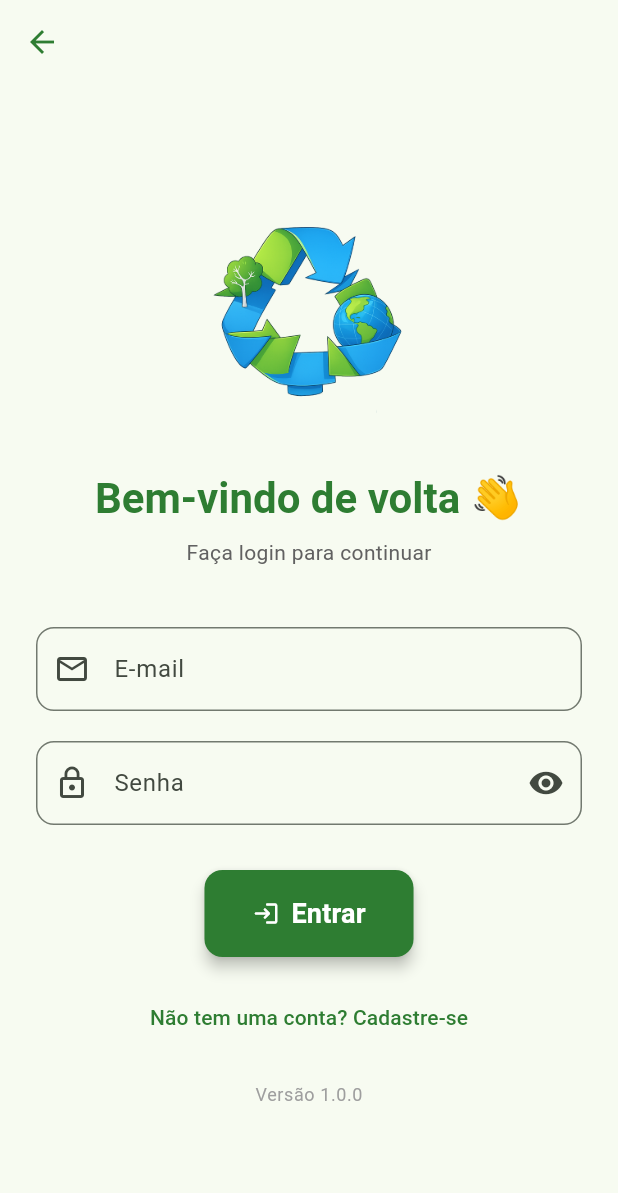
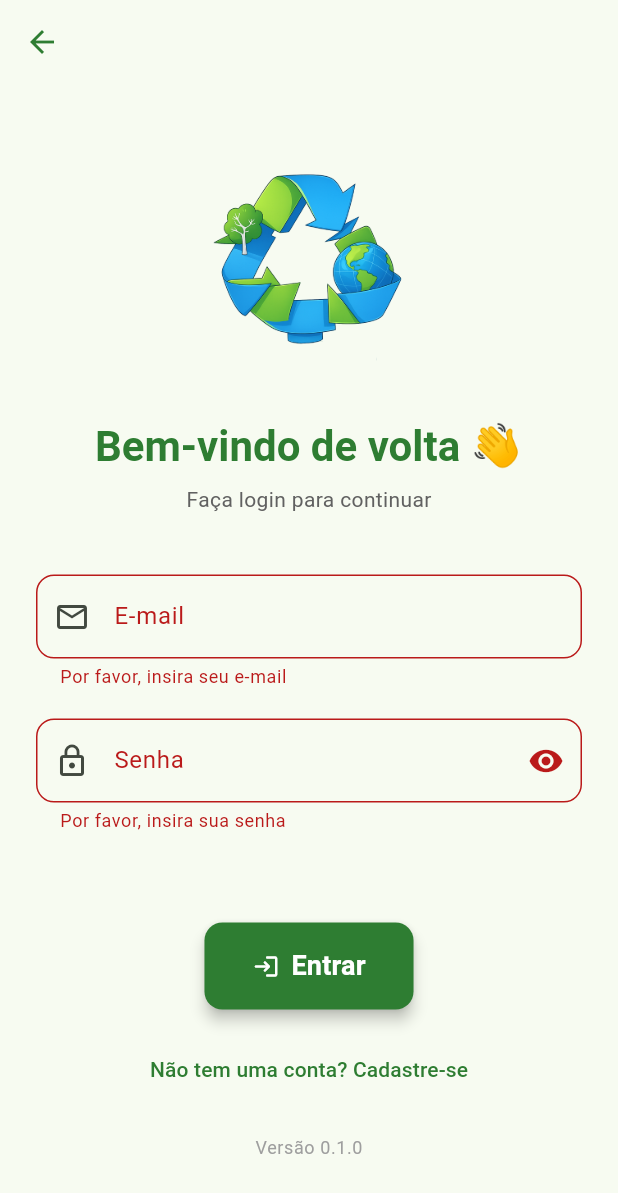
Before and after one commit to ES2-UFPI/recicla-ai-grupo-7, a Flutter app: the screen it shows after launch, after a tap on "Registrar-se", after a tap on "Já tem uma conta? Entrar", after a tap on "Entrar", on a phone screen of 412 x 824 dp. Shown: the top 1193 px of the screen. Run offline on Flutter 3.47's test engine with Material 3 defaults, Android fonts, the light colour scheme and no system bars; our stand-ins replace carousel_slider, flutter_bloc, youtube_player_flutter.

Commit message:
[feat] http request errors are now shown in the login and signup/register pages

```diff
--- a/frontend/lib/pages/app_page.dart
+++ b/frontend/lib/pages/app_page.dart
@@ -110,7 +110,7 @@ class AppPage extends StatelessWidget {
 
                 // Versão
                 Text(
-                  "Versão 1.0.0",
+                  "Versão 0.1.0",
                   style: Theme.of(context).textTheme.bodySmall?.copyWith(
                         color: Colors.grey[500],
                       ),
--- a/frontend/lib/pages/login_page.dart
+++ b/frontend/lib/pages/login_page.dart
@@ -17,6 +17,7 @@ class _LoginPageState extends State<LoginPage> {
   final _emailController = TextEditingController();
   final _passwordController = TextEditingController();
   bool _isPasswordVisible = false;
+  List<String> _errorMessages = [];
 
   @override
   void dispose() {
@@ -81,9 +82,9 @@ class _LoginPageState extends State<LoginPage> {
 
                   Text(
                     "Faça login para continuar",
-                    style: Theme.of(context).textTheme.bodyMedium?.copyWith(
-                          color: Colors.grey[700],
-                        ),
+                    style: Theme.of(
+                      context,
+                    ).textTheme.bodyMedium?.copyWith(color: Colors.grey[700]),
                   ),
 
                   const SizedBox(height: 40),
@@ -147,7 +148,38 @@ class _LoginPageState extends State<LoginPage> {
                   ),
 
                   const SizedBox(height: 30),
-
+                  // Exibição de mensagens de erro
+                  if (_errorMessages.isNotEmpty)
+                    Container(
+                      width: double.infinity,
+                      padding: const EdgeInsets.all(12),
+                      margin: const EdgeInsets.only(bottom: 16),
+                      decoration: BoxDecoration(
+                        color: Colors.red.shade50,
+                        border: Border.all(color: Colors.red.shade300),
+                        borderRadius: BorderRadius.circular(8),
+                      ),
+                      child: Column(
+                        crossAxisAlignment: CrossAxisAlignment.start,
+                        children: _errorMessages
+                            .map(
+                              (msg) => Padding(
+                                padding: const EdgeInsets.symmetric(
+                                  vertical: 2,
+                                ),
+                                child: Text(
+                                  "• $msg",
+                                  style: const TextStyle(
+                                    color: Colors.red,
+                                    fontWeight: FontWeight.w500,
+                                  ),
+                                ),
+                              ),
+                            )
+                            .toList(),
+                      ),
+                    ),
+                  const SizedBox(height: 30),
                   // Botão de Login
                   ElevatedButton.icon(
                     style: ElevatedButton.styleFrom(
@@ -162,32 +194,66 @@ class _LoginPageState extends State<LoginPage> {
                       ),
                       elevation: 4,
                     ),
-                    onPressed: () {
+                    onPressed: () async {
+                      if (!_formKey.currentState!.validate()) return;
+
+                      setState(() {
+                        _errorMessages = []; // Limpa erros anteriores
+                      });
+
                       try {
-                        ApiService.authLogin(
+                        final loginResponse = await ApiService.authLogin(
                           _emailController.text,
                           _passwordController.text,
-                        ).then((loginResponse) {
+                        );
+
                         final body = jsonDecode(loginResponse.body);
+
                         if (loginResponse.statusCode == 200) {
                           final accessToken = body["data"]["access_token"];
-                            final refreshTOken = body["data"]["refresh_token"];
+                          final refreshToken = body["data"]["refresh_token"];
+
+                          if (mounted) {
                             context.read<AuthCubit>().setAuth(
                               accessToken,
-                                  refreshTOken,
+                              refreshToken,
                             );
                             Navigator.pushReplacementNamed(context, '/home');
-                          } else if (loginResponse.statusCode == 400) {
+                          }
+                        } else if (loginResponse.statusCode == 400 ||
+                            loginResponse.statusCode == 422) {
+                          final errors =
+                              (body["errors"] as List<dynamic>?)
+                                  ?.cast<String>() ??
+                              ["Erro desconhecido"];
 
-                          } else if (loginResponse.statusCode == 422) {
-
+                          if (mounted) {
+                            setState(() {
+                              _errorMessages = List<String>.from(
+                                errors,
+                              ); // ← Nova lista!
+                            });
+                          }
                         } else {
-
+                          if (mounted) {
+                            setState(() {
+                              _errorMessages = [
+                                "Erro no servidor: ${loginResponse.statusCode}",
+                              ];
+                            });
                           }
-                        } );
+                        }
                       } catch (e) {
-
+                        if (mounted) {
+                          setState(() {
+                            _errorMessages = [
+                              "Erro de conexão. Verifique sua internet.",
+                              // e.toString() // remova em produção
+                            ];
+                          });
                         }
+                      }
+                      print("Login pressionado $_errorMessages");
                     },
                     icon: const Icon(Icons.login_rounded),
                     label: const Text(
@@ -216,10 +282,10 @@ class _LoginPageState extends State<LoginPage> {
 
                   // Versão
                   Text(
-                    "Versão 1.0.0",
-                    style: Theme.of(context).textTheme.bodySmall?.copyWith(
-                          color: Colors.grey[500],
-                        ),
+                    "Versão 0.1.0",
+                    style: Theme.of(
+                      context,
+                    ).textTheme.bodySmall?.copyWith(color: Colors.grey[500]),
                   ),
                 ],
               ),
--- a/frontend/lib/pages/register_page.dart
+++ b/frontend/lib/pages/register_page.dart
@@ -1,3 +1,5 @@
+import 'dart:convert';
+
 import 'package:flutter/material.dart';
 import 'package:recicla_ai_grupo_7_frontend/services/api_service.dart';
 
@@ -17,6 +19,7 @@ class _RegisterPageState extends State<RegisterPage> {
   String _role = 'PRODUTOR';
   bool _isPasswordVisible = false;
   bool _isConfirmPasswordVisible = false;
+  List<String> _errorMessages = [];
 
   @override
   void dispose() {
@@ -25,14 +28,6 @@ class _RegisterPageState extends State<RegisterPage> {
     _passwordController.dispose();
     _confirmPasswordController.dispose();
     super.dispose();
-  }
-
-  // ignore: unused_element
-  void _register() {
-    if (_formKey.currentState!.validate()) {
-      // Por enquanto, apenas redireciona para a Home
-      Navigator.pushReplacementNamed(context, '/home');
-    }
   }
 
   @override
@@ -47,12 +42,10 @@ class _RegisterPageState extends State<RegisterPage> {
         leading: IconButton(
           icon: Icon(Icons.arrow_back, color: colorScheme.primary),
           onPressed: () {
-            // volta para a AppPage
             Navigator.pushReplacementNamed(context, '/');
           },
         ),
       ),
-
       body: SafeArea(
         child: Center(
           child: SingleChildScrollView(
@@ -73,7 +66,7 @@ class _RegisterPageState extends State<RegisterPage> {
 
                   // Título
                   Text(
-                    "Crie sua conta 🌱",
+                    "Crie sua conta",
                     style: Theme.of(context).textTheme.headlineMedium?.copyWith(
                           color: colorScheme.primary,
                           fontWeight: FontWeight.bold,
@@ -105,6 +98,9 @@ class _RegisterPageState extends State<RegisterPage> {
                       if (value == null || value.isEmpty) {
                         return "Por favor, insira seu nome";
                       }
+                      if (value.trim().split(' ').length < 2) {
+                        return "Insira nome e sobrenome";
+                      }
                       return null;
                     },
                   ),
@@ -126,7 +122,7 @@ class _RegisterPageState extends State<RegisterPage> {
                       if (value == null || value.isEmpty) {
                         return "Por favor, insira seu e-mail";
                       }
-                      if (!value.contains('@')) {
+                      if (!RegExp(r'^[\w-\.]+@([\w-]+\.)+[\w-]{2,4}$').hasMatch(value)) {
                         return "E-mail inválido";
                       }
                       return null;
@@ -144,9 +140,7 @@ class _RegisterPageState extends State<RegisterPage> {
                       prefixIcon: const Icon(Icons.lock_outline),
                       suffixIcon: IconButton(
                         icon: Icon(
-                          _isPasswordVisible
-                              ? Icons.visibility_off
-                              : Icons.visibility,
+                          _isPasswordVisible ? Icons.visibility_off : Icons.visibility,
                         ),
                         onPressed: () {
                           setState(() {
@@ -180,14 +174,11 @@ class _RegisterPageState extends State<RegisterPage> {
                       prefixIcon: const Icon(Icons.lock_reset_outlined),
                       suffixIcon: IconButton(
                         icon: Icon(
-                          _isConfirmPasswordVisible
-                              ? Icons.visibility_off
-                              : Icons.visibility,
+                          _isConfirmPasswordVisible ? Icons.visibility_off : Icons.visibility,
                         ),
                         onPressed: () {
                           setState(() {
-                            _isConfirmPasswordVisible =
-                                !_isConfirmPasswordVisible;
+                            _isConfirmPasswordVisible = !_isConfirmPasswordVisible;
                           });
                         },
                       ),
@@ -208,9 +199,9 @@ class _RegisterPageState extends State<RegisterPage> {
 
                   const SizedBox(height: 30),
 
-                  // Campo de Role (PRODUTOR, COLETOR, COOPERATIVA )
+                  // Dropdown de Papel
                   DropdownButtonFormField<String>(
-                    initialValue: _role,
+                    value: _role,
                     decoration: InputDecoration(
                       labelText: "Selecione seu papel",
                       prefixIcon: const Icon(Icons.person_search_outlined),
@@ -219,18 +210,9 @@ class _RegisterPageState extends State<RegisterPage> {
                       ),
                     ),
                     items: const [
-                      DropdownMenuItem(
-                        value: 'PRODUTOR',
-                        child: Text('Produtor'),
-                      ),
-                      DropdownMenuItem(
-                        value: 'COLETOR',
-                        child: Text('Coletor'),
-                      ),
-                      DropdownMenuItem(
-                        value: 'COOPERATIVA',
-                        child: Text('Cooperativa'),
-                      ),
+                      DropdownMenuItem(value: 'PRODUTOR', child: Text('Produtor')),
+                      DropdownMenuItem(value: 'COLETOR', child: Text('Coletor')),
+                      DropdownMenuItem(value: 'COOPERATIVA', child: Text('Cooperativa')),
                     ],
                     onChanged: (value) {
                       setState(() {
@@ -238,56 +220,109 @@ class _RegisterPageState extends State<RegisterPage> {
                       });
                     },
                     validator: (value) {
-                      if (value == null || value.isEmpty) {
-                        return "Selecione seu papel";
-                      }
+                      if (value == null) return "Selecione seu papel";
                       return null;
                     },
                   ),
 
                   const SizedBox(height: 30),
 
+                  // Exibição de Erros
+                  if (_errorMessages.isNotEmpty)
+                    Container(
+                      width: double.infinity,
+                      padding: const EdgeInsets.all(12),
+                      margin: const EdgeInsets.only(bottom: 16),
+                      decoration: BoxDecoration(
+                        color: Colors.red.shade50,
+                        border: Border.all(color: Colors.red.shade300),
+                        borderRadius: BorderRadius.circular(8),
+                      ),
+                      child: Column(
+                        crossAxisAlignment: CrossAxisAlignment.start,
+                        children: _errorMessages
+                            .map((msg) => Padding(
+                                  padding: const EdgeInsets.symmetric(vertical: 2),
+                                  child: Text(
+                                    "• $msg",
+                                    style: const TextStyle(
+                                      color: Colors.red,
+                                      fontWeight: FontWeight.w500,
+                                    ),
+                                  ),
+                                ))
+                            .toList(),
+                      ),
+                    ),
+
                   // Botão de Registrar
                   ElevatedButton.icon(
                     style: ElevatedButton.styleFrom(
                       backgroundColor: colorScheme.primary,
                       foregroundColor: Colors.white,
-                      padding: const EdgeInsets.symmetric(
-                        vertical: 16,
-                        horizontal: 32,
-                      ),
+                      padding: const EdgeInsets.symmetric(vertical: 16, horizontal: 32),
                       shape: RoundedRectangleBorder(
                         borderRadius: BorderRadius.circular(12),
                       ),
                       elevation: 4,
                     ),
-                    onPressed: () {
+                    onPressed: () async {
+                      if (!_formKey.currentState!.validate()) return;
+
+                      setState(() {
+                        _errorMessages = [];
+                      });
+
                       try {
-                        ApiService.authSignup(
-                          _nameController.text,
-                          _emailController.text,
+                        final response = await ApiService.authSignup(
+                          _nameController.text.trim(),
+                          _emailController.text.trim(),
                           _passwordController.text,
                           _role,
-                        ).then((response) {
-                          if (response.statusCode == 200) {
+                        );
+
+                        final body = jsonDecode(response.body);
+
+                        if (response.statusCode == 201 || response.statusCode == 200) {
+                          if (mounted) {
+                            ScaffoldMessenger.of(context).showSnackBar(
+                              const SnackBar(
+                                content: Text("Cadastro realizado com sucesso! Faça login."),
+                                backgroundColor: Colors.green,
+                              ),
+                            );
                             Navigator.pushReplacementNamed(context, '/login');
-                          } else if (response.statusCode == 400) {
+                          }
+                        } else if (response.statusCode == 400 || response.statusCode == 422) {
+                          final errors = (body["errors"] as List<dynamic>?)?.cast<String>() ??
+                              ["Erro ao processar cadastro."];
 
-                          } else {
-
+                          if (mounted) {
+                            setState(() {
+                              _errorMessages = List<String>.from(errors);
+                            });
                           }
-                        });
+                        } else {
+                          if (mounted) {
+                            setState(() {
+                              _errorMessages = ["Erro no servidor: ${response.statusCode}"];
+                            });
+                          }
+                        }
                       } catch (e) {
-
+                        if (mounted) {
+                          setState(() {
+                            _errorMessages = [
+                              "Erro de conexão. Verifique sua internet e tente novamente.",
+                            ];
+                          });
+                        }
                       }
                     },
                     icon: const Icon(Icons.app_registration_rounded),
                     label: const Text(
                       "Registrar-se",
-                      style: TextStyle(
-                        fontSize: 18,
-                        fontWeight: FontWeight.bold,
-                      ),
+                      style: TextStyle(fontSize: 18, fontWeight: FontWeight.bold),
                     ),
                   ),
 
@@ -308,7 +343,7 @@ class _RegisterPageState extends State<RegisterPage> {
 
                   // Versão
                   Text(
-                    "Versão 1.0.0",
+                    "Versão 0.1.0",
                     style: Theme.of(context).textTheme.bodySmall?.copyWith(
                           color: Colors.grey[500],
                         ),
```
Lines whose indentation alone changed are shown as unchanged.
